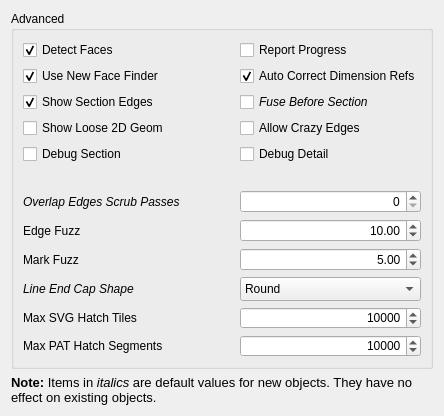
The window that src/Mod/TechDraw/Gui/DlgPrefsTechDrawAdvanced.ui (southseact-3d/fcd) describes before a commit, drawn with Qt 5.
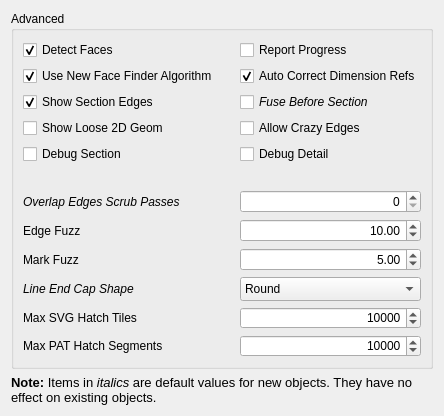
The same window after the commit. Custom widgets are drawn as their Qt base class.

Commit message: TechDraw: Preferences wording tweak

```diff
--- a/src/Mod/TechDraw/Gui/DlgPrefsTechDrawAdvanced.ui
+++ b/src/Mod/TechDraw/Gui/DlgPrefsTechDrawAdvanced.ui
@@ -530,7 +530,7 @@
            <string>If checked, FreeCAD will use the new face finder algorithm.  If not checked, FreeCAD will use the original face finder.</string>
           </property>
           <property name="text">
-           <string>Use New Face Finder</string>
+           <string>Use New Face Finder Algorithm</string>
           </property>
           <property name="checked">
            <bool>true</bool>
```
